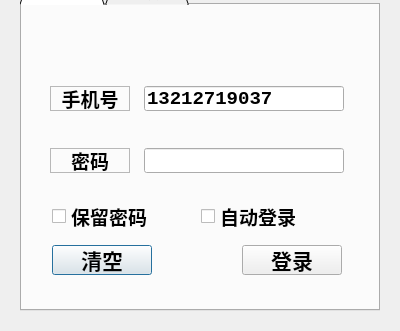
The window that GameHall/QT_client/GameHall/logindialog.ui (JsSun-1000001000/PROJECT_Colin_Five_in_a_Row) describes before a commit, drawn with Qt 5; both pictures show x 0 to 400 and y 219 to 550 of the 400 by 550 pixel window.
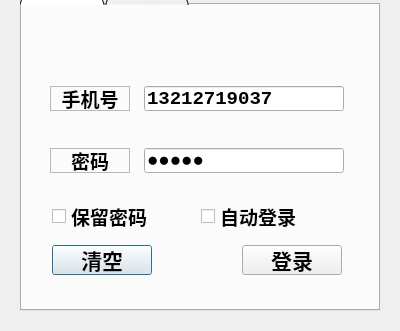
The same window after the commit. Icons and pictures are not drawn.

Commit message: ConfigSet completed!

```diff
--- a/GameHall/QT_client/GameHall/logindialog.ui
+++ b/GameHall/QT_client/GameHall/logindialog.ui
@@ -248,6 +248,9 @@
           <height>25</height>
          </size>
         </property>
+        <property name="text">
+         <string>12345</string>
+        </property>
         <property name="echoMode">
          <enum>QLineEdit::EchoMode::Password</enum>
         </property>
@@ -348,7 +351,7 @@
       </item>
      </layout>
     </widget>
-    <widget class="QWidget" name="">
+    <widget class="QWidget" name="layoutWidget">
      <property name="geometry">
       <rect>
        <x>30</x>
```
The commit also changes 2 other files.
